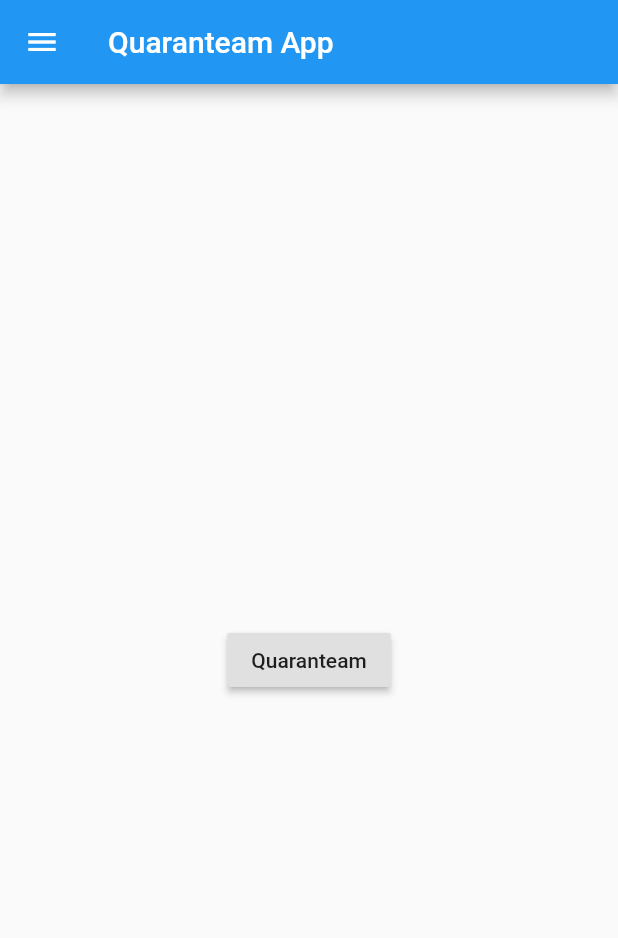
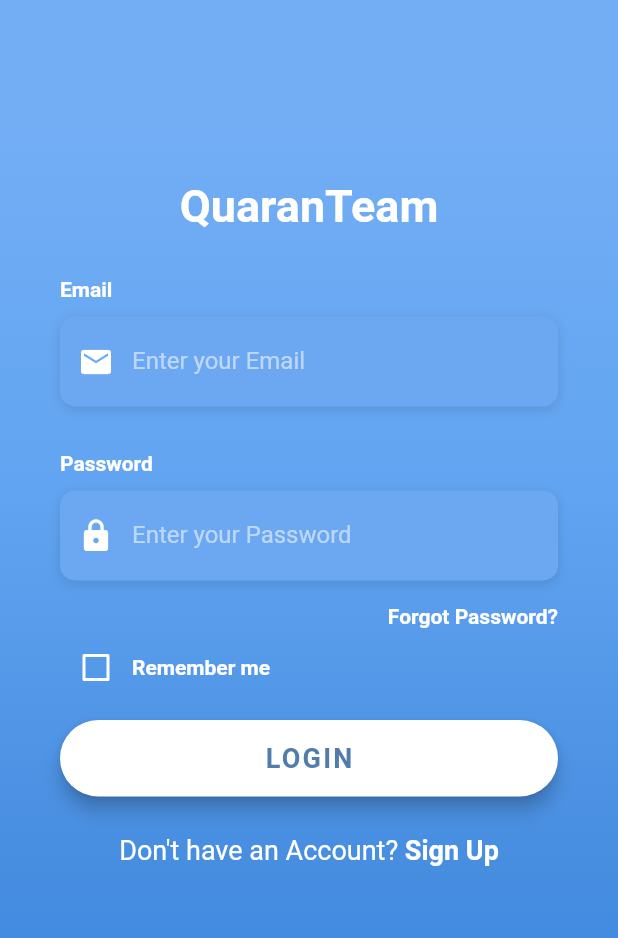
Before and after one commit to rakeen01/QuaranTeam, a Flutter app: the screen it shows after launch, on a phone screen of 412 x 824 dp. Shown: the top 938 px of the screen. Run offline on Flutter 3.47's test engine with Material 2 defaults, Android fonts, the phone set to English and light mode, and no system bars; Roboto replaces fonts that are missing (OpenSans).

Commit message:
Added a Sign in page

```diff
--- a/lib/main.dart
+++ b/lib/main.dart
@@ -4,8 +4,22 @@
 // uses an [AboutListTile], and the second uses the [showAboutDialog] function.
 
 import 'package:flutter/material.dart';
+import 'package:quaran_team/screens/login_screen.dart';
 
-void main() => runApp(MyApp());
+void main() => runApp(Login());
+
+// The login page application widget
+class Login extends StatelessWidget {
+  // This widget is the root of your application.
+  @override
+  Widget build(BuildContext context) {
+    return MaterialApp(
+      title: 'Flutter Login UI',
+      debugShowCheckedModeBanner: false,
+      home: LoginScreen(),
+    );
+  }
+}
 
 /// This Widget is the main application widget.
 class MyApp extends StatelessWidget {
--- /dev/null
+++ b/lib/screens/login_screen.dart
@@ -0,0 +1,275 @@
+import 'package:flutter/material.dart';
+import 'package:flutter/services.dart';
+import 'package:quaran_team/main.dart';
+import 'package:quaran_team/utilities/constants.dart';
+
+class LoginScreen extends StatefulWidget {
+  @override
+  _LoginScreenState createState() => _LoginScreenState();
+}
+
+class _LoginScreenState extends State<LoginScreen> {
+  bool _rememberMe = false;
+
+  Widget _buildEmailTF() {
+    return Column(
+      crossAxisAlignment: CrossAxisAlignment.start,
+      children: <Widget>[
+        Text(
+          'Email',
+          style: kLabelStyle,
+        ),
+        SizedBox(height: 10.0),
+        Container(
+          alignment: Alignment.centerLeft,
+          decoration: kBoxDecorationStyle,
+          height: 60.0,
+          child: TextField(
+            keyboardType: TextInputType.emailAddress,
+            style: TextStyle(
+              color: Colors.white,
+              fontFamily: 'OpenSans',
+            ),
+            decoration: InputDecoration(
+              border: InputBorder.none,
+              contentPadding: EdgeInsets.only(top: 14.0),
+              prefixIcon: Icon(
+                Icons.email,
+                color: Colors.white,
+              ),
+              hintText: 'Enter your Email',
+              hintStyle: kHintTextStyle,
+            ),
+          ),
+        ),
+      ],
+    );
+  }
+
+  Widget _buildPasswordTF() {
+    return Column(
+      crossAxisAlignment: CrossAxisAlignment.start,
+      children: <Widget>[
+        Text(
+          'Password',
+          style: kLabelStyle,
+        ),
+        SizedBox(height: 10.0),
+        Container(
+          alignment: Alignment.centerLeft,
+          decoration: kBoxDecorationStyle,
+          height: 60.0,
+          child: TextField(
+            obscureText: true,
+            style: TextStyle(
+              color: Colors.white,
+              fontFamily: 'OpenSans',
+            ),
+            decoration: InputDecoration(
+              border: InputBorder.none,
+              contentPadding: EdgeInsets.only(top: 14.0),
+              prefixIcon: Icon(
+                Icons.lock,
+                color: Colors.white,
+              ),
+              hintText: 'Enter your Password',
+              hintStyle: kHintTextStyle,
+            ),
+          ),
+        ),
+      ],
+    );
+  }
+
+  Widget _buildForgotPasswordBtn() {
+    return Container(
+      alignment: Alignment.centerRight,
+      child: FlatButton(
+        onPressed: () => print('Forgot Password Button Pressed'),
+        padding: EdgeInsets.only(right: 0.0),
+        child: Text(
+          'Forgot Password?',
+          style: kLabelStyle,
+        ),
+      ),
+    );
+  }
+
+  Widget _buildRememberMeCheckbox() {
+    return Container(
+      height: 20.0,
+      child: Row(
+        children: <Widget>[
+          Theme(
+            data: ThemeData(unselectedWidgetColor: Colors.white),
+            child: Checkbox(
+              value: _rememberMe,
+              checkColor: Colors.green,
+              activeColor: Colors.white,
+              onChanged: (value) {
+                setState(() {
+                  _rememberMe = value;
+                });
+              },
+            ),
+          ),
+          Text(
+            'Remember me',
+            style: kLabelStyle,
+          ),
+        ],
+      ),
+    );
+  }
+
+  Widget _buildLoginBtn() {
+    return Container(
+      padding: EdgeInsets.symmetric(vertical: 25.0),
+      width: double.infinity,
+      child: RaisedButton(
+        elevation: 5.0,
+        // Login in upon press
+        onPressed: () {
+          Navigator.push(
+            context,
+            MaterialPageRoute(builder: (context) => MyApp()),
+          );
+        },
+        padding: EdgeInsets.all(15.0),
+        shape: RoundedRectangleBorder(
+          borderRadius: BorderRadius.circular(30.0),
+        ),
+        color: Colors.white,
+        child: Text(
+          'LOGIN',
+          style: TextStyle(
+            color: Color(0xFF527DAA),
+            letterSpacing: 1.5,
+            fontSize: 18.0,
+            fontWeight: FontWeight.bold,
+            fontFamily: 'OpenSans',
+          ),
+        ),
+      ),
+    );
+  }
+
+  Widget _buildSocialBtn(Function onTap, AssetImage logo) {
+    return GestureDetector(
+      onTap: onTap,
+      child: Container(
+        height: 60.0,
+        width: 60.0,
+        decoration: BoxDecoration(
+          shape: BoxShape.circle,
+          color: Colors.white,
+          boxShadow: [
+            BoxShadow(
+              color: Colors.black26,
+              offset: Offset(0, 2),
+              blurRadius: 6.0,
+            ),
+          ],
+          image: DecorationImage(
+            image: logo,
+          ),
+        ),
+      ),
+    );
+  }
+
+  Widget _buildSignupBtn() {
+    return GestureDetector(
+      onTap: () => print('Sign Up Button Pressed'),
+      child: RichText(
+        text: TextSpan(
+          children: [
+            TextSpan(
+              text: 'Don\'t have an Account? ',
+              style: TextStyle(
+                color: Colors.white,
+                fontSize: 18.0,
+                fontWeight: FontWeight.w400,
+              ),
+            ),
+            TextSpan(
+              text: 'Sign Up',
+              style: TextStyle(
+                color: Colors.white,
+                fontSize: 18.0,
+                fontWeight: FontWeight.bold,
+              ),
+            ),
+          ],
+        ),
+      ),
+    );
+  }
+
+  @override
+  Widget build(BuildContext context) {
+    return Scaffold(
+      body: AnnotatedRegion<SystemUiOverlayStyle>(
+        value: SystemUiOverlayStyle.light,
+        child: GestureDetector(
+          onTap: () => FocusScope.of(context).unfocus(),
+          child: Stack(
+            children: <Widget>[
+              Container(
+                height: double.infinity,
+                width: double.infinity,
+                decoration: BoxDecoration(
+                  gradient: LinearGradient(
+                    begin: Alignment.topCenter,
+                    end: Alignment.bottomCenter,
+                    colors: [
+                      Color(0xFF73AEF5),
+                      Color(0xFF61A4F1),
+                      Color(0xFF478DE0),
+                      Color(0xFF398AE5),
+                    ],
+                    stops: [0.1, 0.4, 0.7, 0.9],
+                  ),
+                ),
+              ),
+              Container(
+                height: double.infinity,
+                child: SingleChildScrollView(
+                  physics: AlwaysScrollableScrollPhysics(),
+                  padding: EdgeInsets.symmetric(
+                    horizontal: 40.0,
+                    vertical: 120.0,
+                  ),
+                  child: Column(
+                    mainAxisAlignment: MainAxisAlignment.center,
+                    children: <Widget>[
+                      Text(
+                        'QuaranTeam',
+                        style: TextStyle(
+                          color: Colors.white,
+                          fontFamily: 'OpenSans',
+                          fontSize: 30.0,
+                          fontWeight: FontWeight.bold,
+                        ),
+                      ),
+                      SizedBox(height: 30.0),
+                      _buildEmailTF(),
+                      SizedBox(
+                        height: 30.0,
+                      ),
+                      _buildPasswordTF(),
+                      _buildForgotPasswordBtn(),
+                      _buildRememberMeCheckbox(),
+                      _buildLoginBtn(),
+                      _buildSignupBtn(),
+                    ],
+                  ),
+                ),
+              )
+            ],
+          ),
+        ),
+      ),
+    );
+  }
+}
--- /dev/null
+++ b/lib/utilities/constants.dart
@@ -0,0 +1,24 @@
+import 'package:flutter/material.dart';
+
+final kHintTextStyle = TextStyle(
+  color: Colors.white54,
+  fontFamily: 'OpenSans',
+);
+
+final kLabelStyle = TextStyle(
+  color: Colors.white,
+  fontWeight: FontWeight.bold,
+  fontFamily: 'OpenSans',
+);
+
+final kBoxDecorationStyle = BoxDecoration(
+  color: Color(0xFF6CA8F1),
+  borderRadius: BorderRadius.circular(10.0),
+  boxShadow: [
+    BoxShadow(
+      color: Colors.black12,
+      blurRadius: 6.0,
+      offset: Offset(0, 2),
+    ),
+  ],
+);
```
Also changed, not shown: 2 other files.
